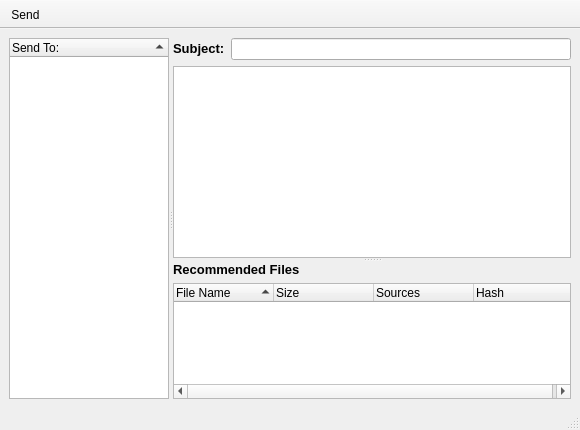
Above: retroshare-gui/src/gui/msgs/ChanMsgDialog.ui from RetroShare/RetroShare before the change. Below: the same form after it.
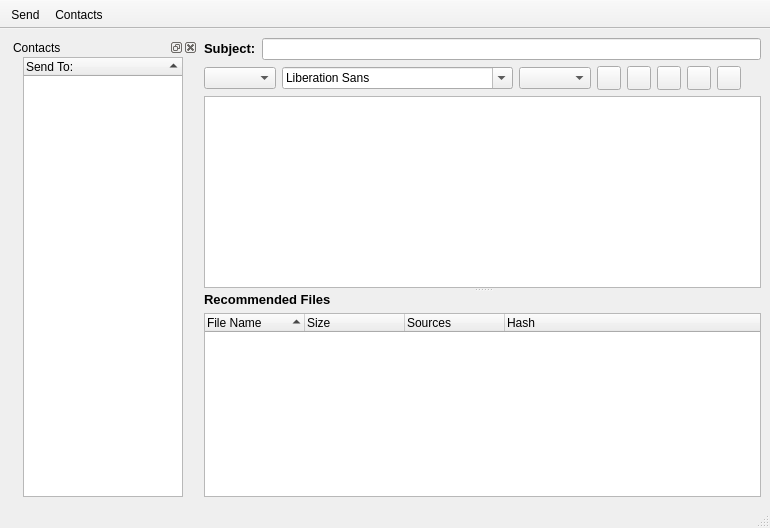
That is the form after the change. Icons and pictures are not drawn.

Commit message: -changend plaintext to to html for Message sending -added formating features now can send Formated Messages to Friends . -redesigned Compose Dialog -Added Contacts View Action for hide/show the Contacts DockWidget

```diff
--- a/retroshare-gui/src/gui/msgs/ChanMsgDialog.ui
+++ b/retroshare-gui/src/gui/msgs/ChanMsgDialog.ui
@@ -5,8 +5,8 @@
    <rect>
     <x>0</x>
     <y>0</y>
-    <width>580</width>
-    <height>430</height>
+    <width>770</width>
+    <height>528</height>
    </rect>
   </property>
   <property name="contextMenuPolicy" >
@@ -20,22 +20,47 @@
   </property>
   <widget class="QWidget" name="centralwidget" >
    <layout class="QGridLayout" >
-    <property name="margin" >
-     <number>9</number>
-    </property>
-    <property name="spacing" >
-     <number>6</number>
-    </property>
-    <item row="0" column="0" >
-     <widget class="QSplitter" name="splitter_2" >
-      <property name="orientation" >
-       <enum>Qt::Horizontal</enum>
+    <item row="0" column="0" >
+     <widget class="QDockWidget" name="contactsdockWidget" >
+      <property name="sizePolicy" >
+       <sizepolicy vsizetype="Preferred" hsizetype="Fixed" >
+        <horstretch>0</horstretch>
+        <verstretch>0</verstretch>
+       </sizepolicy>
+      </property>
+      <property name="maximumSize" >
+       <size>
+        <width>16777215</width>
+        <height>16777215</height>
+       </size>
+      </property>
+      <property name="windowTitle" >
+       <string>Contacts</string>
       </property>
+      <widget class="QWidget" name="dockWidgetContents" >
+       <layout class="QGridLayout" >
+        <property name="leftMargin" >
+         <number>0</number>
+        </property>
+        <property name="topMargin" >
+         <number>0</number>
+        </property>
+        <property name="rightMargin" >
+         <number>0</number>
+        </property>
+        <property name="bottomMargin" >
+         <number>0</number>
+        </property>
+        <property name="horizontalSpacing" >
+         <number>0</number>
+        </property>
+        <property name="verticalSpacing" >
+         <number>0</number>
+        </property>
+        <item row="0" column="0" >
       <widget class="QTreeWidget" name="msgSendList" >
        <property name="sizePolicy" >
-        <sizepolicy>
-         <hsizetype>5</hsizetype>
-         <vsizetype>7</vsizetype>
+           <sizepolicy vsizetype="Expanding" hsizetype="Preferred" >
          <horstretch>0</horstretch>
          <verstretch>4</verstretch>
         </sizepolicy>
@@ -61,23 +86,20 @@
         </property>
        </column>
       </widget>
+        </item>
+       </layout>
+      </widget>
+     </widget>
+    </item>
+    <item row="0" column="1" >
       <widget class="QSplitter" name="splitter" >
        <property name="orientation" >
         <enum>Qt::Vertical</enum>
        </property>
        <widget class="QWidget" name="layoutWidget" >
         <layout class="QGridLayout" >
-         <property name="margin" >
-          <number>0</number>
-         </property>
-         <property name="spacing" >
-          <number>6</number>
-         </property>
          <item row="0" column="0" >
           <layout class="QHBoxLayout" >
-           <property name="margin" >
-            <number>0</number>
-           </property>
            <property name="spacing" >
             <number>6</number>
            </property>
@@ -104,11 +126,152 @@
           </layout>
          </item>
          <item row="1" column="0" >
+         <layout class="QGridLayout" >
+          <item row="0" column="0" >
+           <widget class="QComboBox" name="comboStyle" />
+          </item>
+          <item row="0" column="1" >
+           <widget class="QFontComboBox" name="comboFont" />
+          </item>
+          <item row="0" column="2" >
+           <widget class="QComboBox" name="comboSize" >
+            <property name="toolTip" >
+             <string>Font size</string>
+            </property>
+           </widget>
+          </item>
+          <item row="0" column="3" >
+           <widget class="QPushButton" name="boldbtn" >
+            <property name="minimumSize" >
+             <size>
+              <width>24</width>
+              <height>24</height>
+             </size>
+            </property>
+            <property name="maximumSize" >
+             <size>
+              <width>24</width>
+              <height>24</height>
+             </size>
+            </property>
+            <property name="toolTip" >
+             <string>Bold</string>
+            </property>
+            <property name="text" >
+             <string/>
+            </property>
+            <property name="checkable" >
+             <bool>true</bool>
+            </property>
+           </widget>
+          </item>
+          <item row="0" column="4" >
+           <widget class="QPushButton" name="underlinebtn" >
+            <property name="minimumSize" >
+             <size>
+              <width>24</width>
+              <height>24</height>
+             </size>
+            </property>
+            <property name="maximumSize" >
+             <size>
+              <width>24</width>
+              <height>24</height>
+             </size>
+            </property>
+            <property name="toolTip" >
+             <string>Underline</string>
+            </property>
+            <property name="text" >
+             <string/>
+            </property>
+           </widget>
+          </item>
+          <item row="0" column="5" >
+           <widget class="QPushButton" name="italicbtn" >
+            <property name="minimumSize" >
+             <size>
+              <width>24</width>
+              <height>24</height>
+             </size>
+            </property>
+            <property name="maximumSize" >
+             <size>
+              <width>24</width>
+              <height>24</height>
+             </size>
+            </property>
+            <property name="toolTip" >
+             <string>Italic</string>
+            </property>
+            <property name="text" >
+             <string/>
+            </property>
+           </widget>
+          </item>
+          <item row="0" column="6" >
+           <widget class="QPushButton" name="colorbtn" >
+            <property name="minimumSize" >
+             <size>
+              <width>24</width>
+              <height>24</height>
+             </size>
+            </property>
+            <property name="maximumSize" >
+             <size>
+              <width>24</width>
+              <height>24</height>
+             </size>
+            </property>
+            <property name="toolTip" >
+             <string>Color</string>
+            </property>
+            <property name="text" >
+             <string/>
+            </property>
+           </widget>
+          </item>
+          <item row="0" column="7" >
+           <widget class="QPushButton" name="textalignmentbtn" >
+            <property name="minimumSize" >
+             <size>
+              <width>24</width>
+              <height>24</height>
+             </size>
+            </property>
+            <property name="maximumSize" >
+             <size>
+              <width>24</width>
+              <height>24</height>
+             </size>
+            </property>
+            <property name="toolTip" >
+             <string>Alignment</string>
+            </property>
+            <property name="text" >
+             <string/>
+            </property>
+           </widget>
+          </item>
+          <item row="0" column="11" >
+           <spacer>
+            <property name="orientation" >
+             <enum>Qt::Horizontal</enum>
+            </property>
+            <property name="sizeHint" >
+             <size>
+              <width>20</width>
+              <height>24</height>
+             </size>
+            </property>
+           </spacer>
+          </item>
+         </layout>
+        </item>
+        <item row="2" column="0" >
           <widget class="QTextEdit" name="msgText" >
            <property name="sizePolicy" >
-            <sizepolicy>
-             <hsizetype>7</hsizetype>
-             <vsizetype>3</vsizetype>
+           <sizepolicy vsizetype="MinimumExpanding" hsizetype="Expanding" >
              <horstretch>4</horstretch>
              <verstretch>4</verstretch>
             </sizepolicy>
@@ -122,18 +285,28 @@
        </widget>
        <widget class="QWidget" name="layoutWidget" >
         <layout class="QGridLayout" >
-         <property name="margin" >
+        <property name="leftMargin" >
           <number>0</number>
          </property>
-         <property name="spacing" >
+        <property name="topMargin" >
+         <number>0</number>
+        </property>
+        <property name="rightMargin" >
+         <number>0</number>
+        </property>
+        <property name="bottomMargin" >
+         <number>0</number>
+        </property>
+        <property name="horizontalSpacing" >
+         <number>6</number>
+        </property>
+        <property name="verticalSpacing" >
           <number>6</number>
          </property>
          <item row="0" column="0" >
           <widget class="QLabel" name="label_13" >
            <property name="sizePolicy" >
-            <sizepolicy>
-             <hsizetype>0</hsizetype>
-             <vsizetype>0</vsizetype>
+           <sizepolicy vsizetype="Fixed" hsizetype="Fixed" >
              <horstretch>0</horstretch>
              <verstretch>0</verstretch>
             </sizepolicy>
@@ -153,9 +326,7 @@
          <item row="1" column="0" >
           <widget class="QTreeWidget" name="msgFileList" >
            <property name="sizePolicy" >
-            <sizepolicy>
-             <hsizetype>7</hsizetype>
-             <vsizetype>7</vsizetype>
+           <sizepolicy vsizetype="Expanding" hsizetype="Expanding" >
              <horstretch>0</horstretch>
              <verstretch>0</verstretch>
             </sizepolicy>
@@ -188,7 +359,6 @@
         </layout>
        </widget>
       </widget>
-     </widget>
     </item>
    </layout>
   </widget>
@@ -217,9 +387,13 @@
     <enum>Qt::ToolButtonTextUnderIcon</enum>
    </property>
    <attribute name="toolBarArea" >
-    <number>4</number>
+    <enum>TopToolBarArea</enum>
+   </attribute>
+   <attribute name="toolBarBreak" >
+    <bool>false</bool>
    </attribute>
    <addaction name="actionSend" />
+   <addaction name="actionContactsView" />
   </widget>
   <action name="actionSend" >
    <property name="icon" >
@@ -237,6 +411,11 @@
     <string>Reply</string>
    </property>
   </action>
+  <action name="actionContactsView" >
+   <property name="text" >
+    <string>Contacts</string>
+   </property>
+  </action>
  </widget>
  <tabstops>
   <tabstop>msgSendList</tabstop>
```
Left out of the diff: 16 changed lines with no effect on the pictures. Lines whose indentation alone changed are shown as unchanged. The commit also changes 24 other files.
